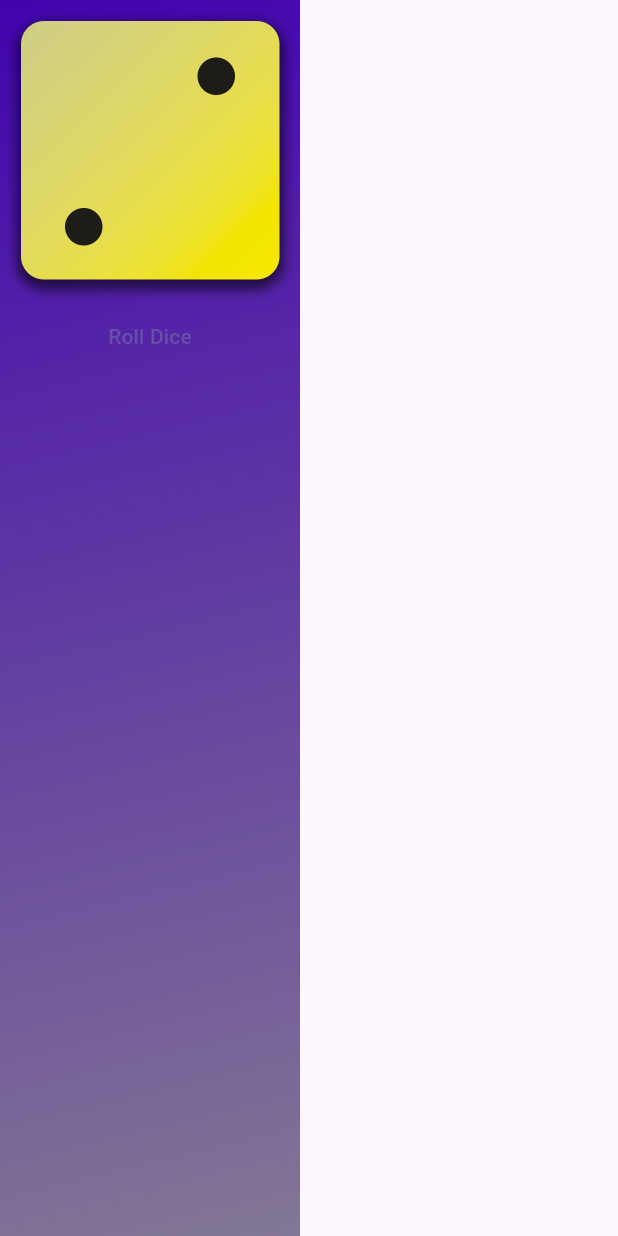
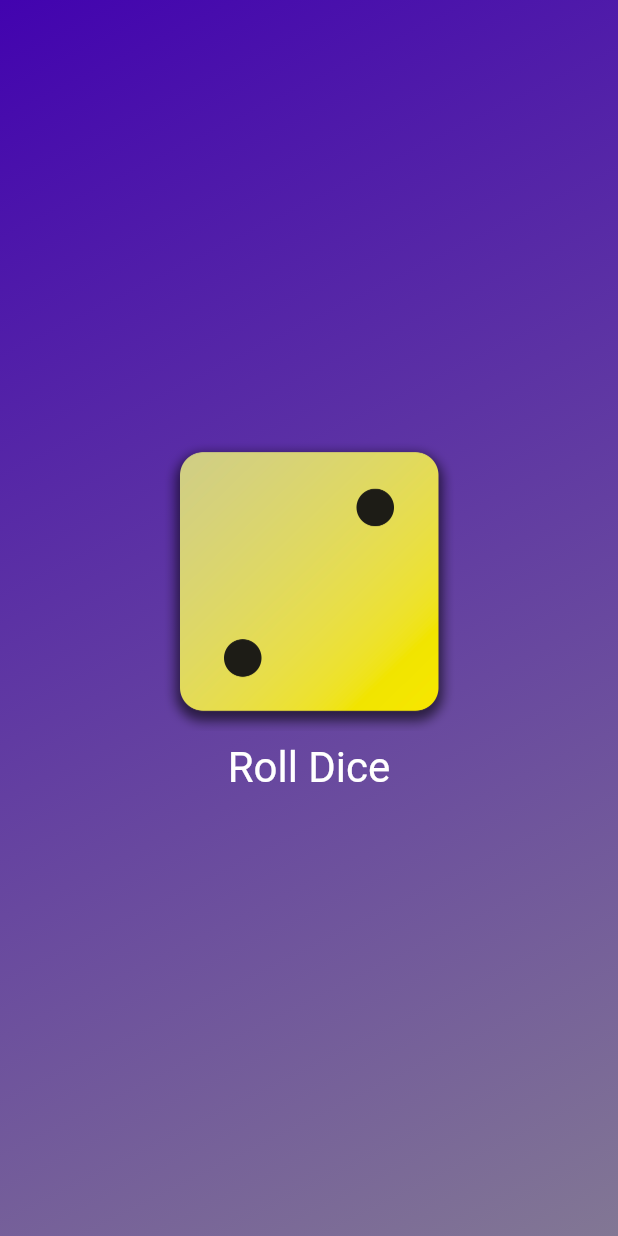
Before and after one commit to terenctbrobots/flutter, a Flutter app: the screen it shows after launch, on a phone screen of 412 x 824 dp. Run offline on Flutter 3.47's test engine with Material 3 defaults, Android fonts, the phone set to English and light mode, and no system bars.

Commit message:
Add styling

```diff
--- a/first_app/lib/gradient_container.dart
+++ b/first_app/lib/gradient_container.dart
@@ -18,10 +18,17 @@ class GradientContainer extends StatelessWidget {
           end: Alignment.bottomRight,
         ),
       ),
-      child: Column(children: [
-        Image.asset('assets/images/dice-2.png', width: 200),
-        TextButton(onPressed: rollDice, child: const Text("Roll Dice"))
-      ]),
+      child: Center(
+        child: Column(
+          mainAxisSize:MainAxisSize.min,
+          children: [
+          Image.asset('assets/images/dice-2.png', width: 200),
+          TextButton(
+            onPressed: rollDice,
+            style: TextButton.styleFrom(foregroundColor: Colors.white,textStyle: const TextStyle(fontSize:28)),
+            child: const Text("Roll Dice"),)
+        ]),
+      ),
     );
   }
 }
```
